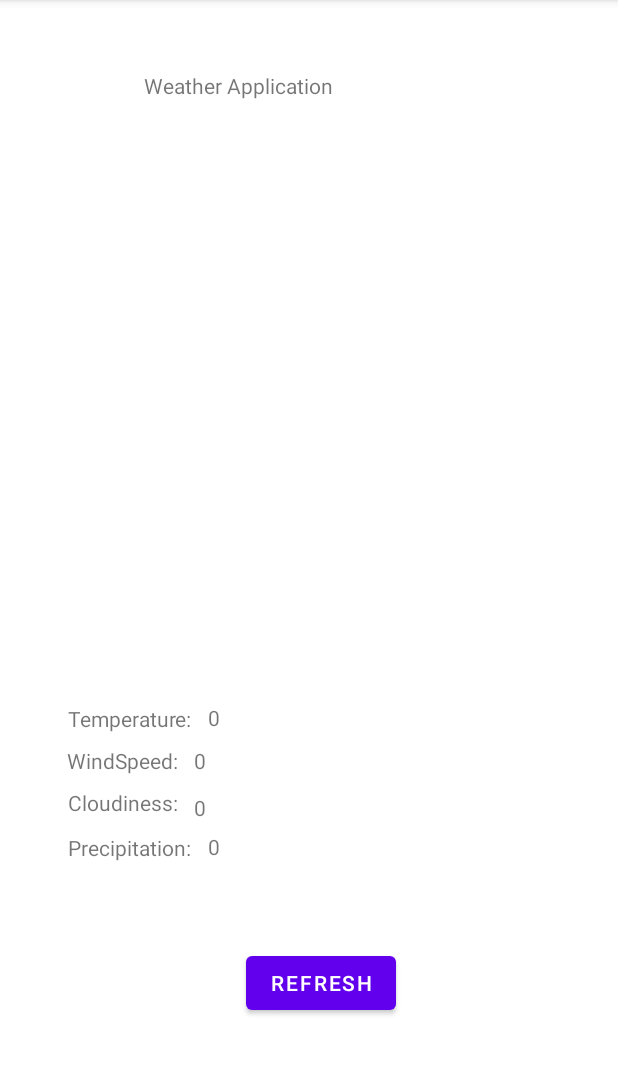
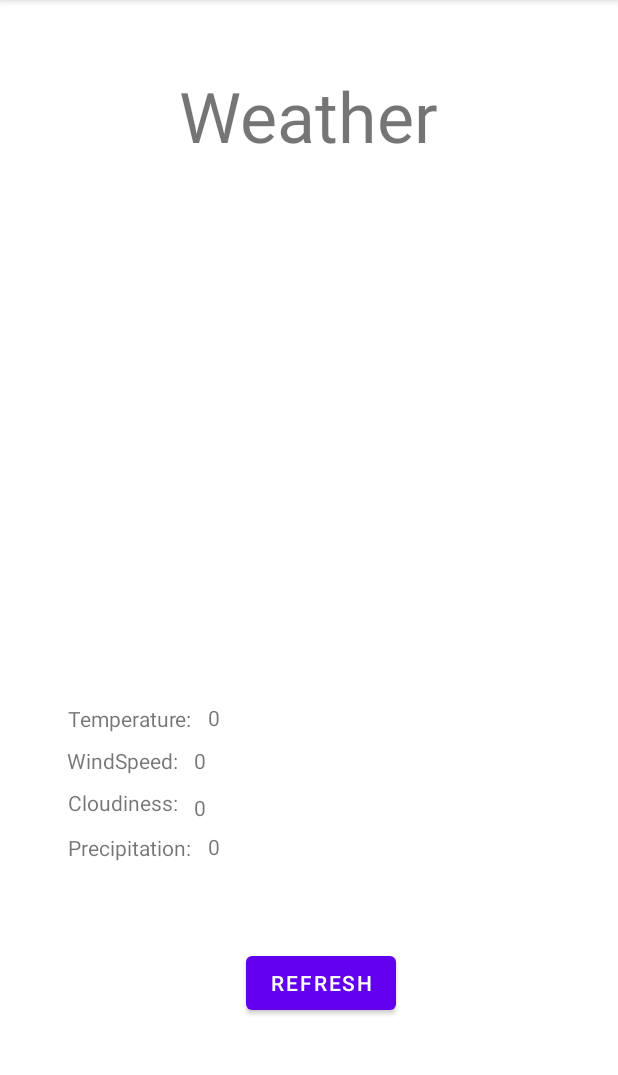
Before and after one commit to Nordin-S/dt170g, an Android app: the screen it shows after launch (MainActivity), on a phone screen of 412 x 824 dp, the part 84-1159 px from its top. Run offline under Robolectric (Android 15) with nearby library versions, the phone set to English and light mode, and no system bars.

Commit message:
Ändrade title storleken och satt den i mitten

```diff
--- a/app/src/main/res/layout/activity_main.xml
+++ b/app/src/main/res/layout/activity_main.xml
@@ -130,11 +130,11 @@
 
     <TextView
         android:id="@+id/title"
-        android:layout_width="219dp"
-        android:autoSizeMaxTextSize="20sp"
-        android:autoSizeMinTextSize="12sp"
-        android:layout_height="33dp"
+        android:layout_width="343dp"
+        android:layout_height="51dp"
         android:text="@string/title"
+        android:textSize="70px"
+        android:textAlignment="center"
         app:layout_constraintBottom_toBottomOf="parent"
         app:layout_constraintEnd_toEndOf="parent"
         app:layout_constraintHorizontal_bias="0.498"
```
